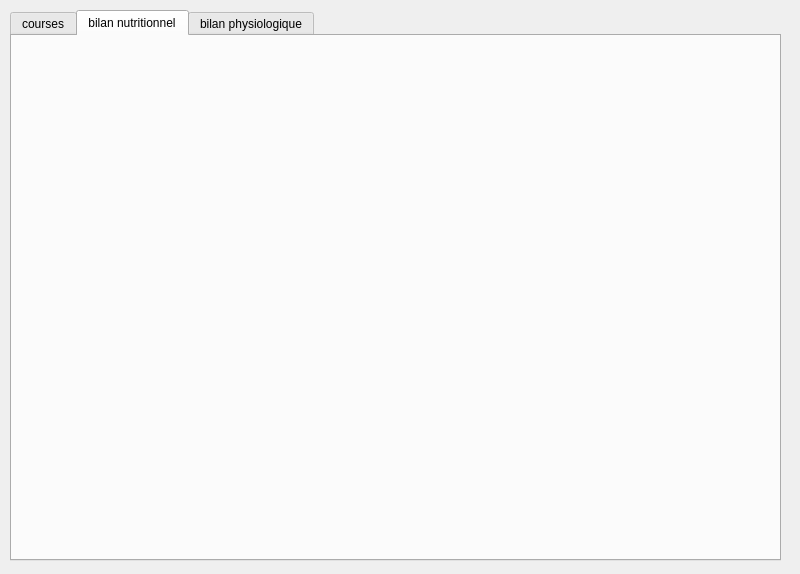
First picture: the form in mainwindow.ui, repository FlorianVid/courses, before the edit.
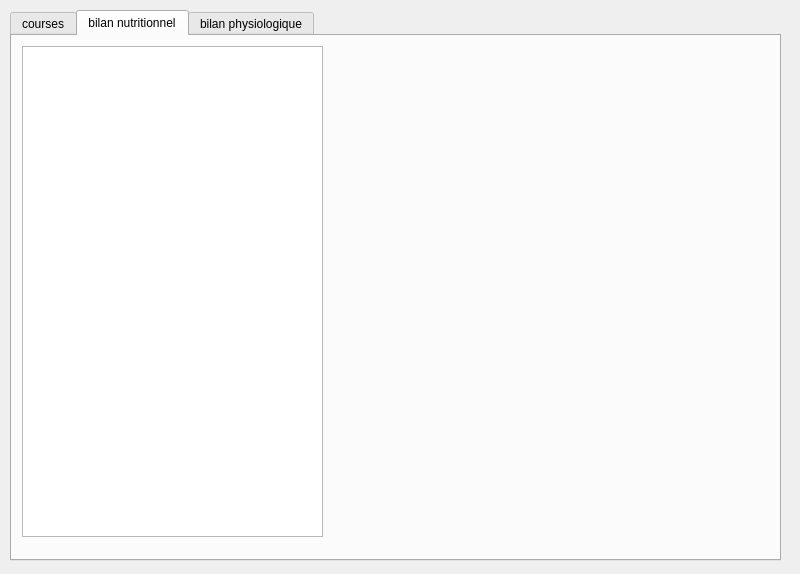
Second picture: the form after the edit. The open tabs and pages were chosen to show the change.

Commit message: correct bug on size table courses (extra empty lines appeared)

The edit to the form file:
```diff
--- a/mainwindow.ui
+++ b/mainwindow.ui
@@ -149,6 +149,16 @@
      <attribute name="title">
       <string>bilan nutritionnel</string>
      </attribute>
+     <widget class="QTableWidget" name="tableListeCourses_2">
+      <property name="geometry">
+       <rect>
+        <x>10</x>
+        <y>10</y>
+        <width>301</width>
+        <height>491</height>
+       </rect>
+      </property>
+     </widget>
     </widget>
     <widget class="QWidget" name="tabPhysio">
      <attribute name="title">
```
Left out of the diff: 2 changed lines with no effect on the pictures. The commit also changes 7 other files.
